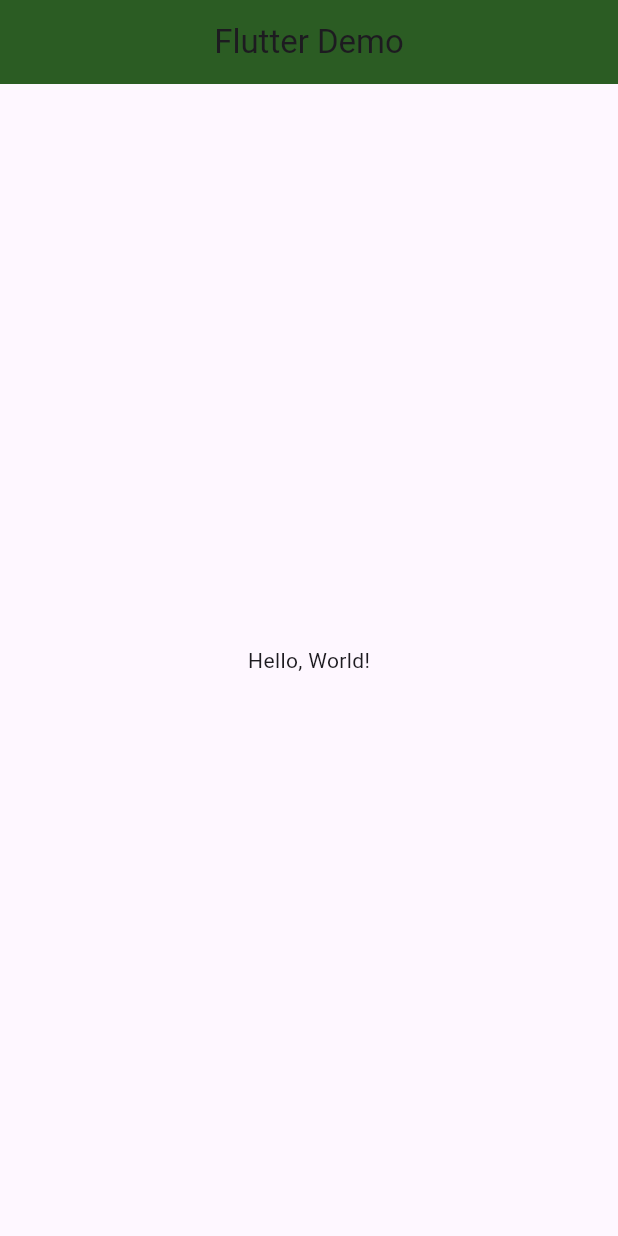
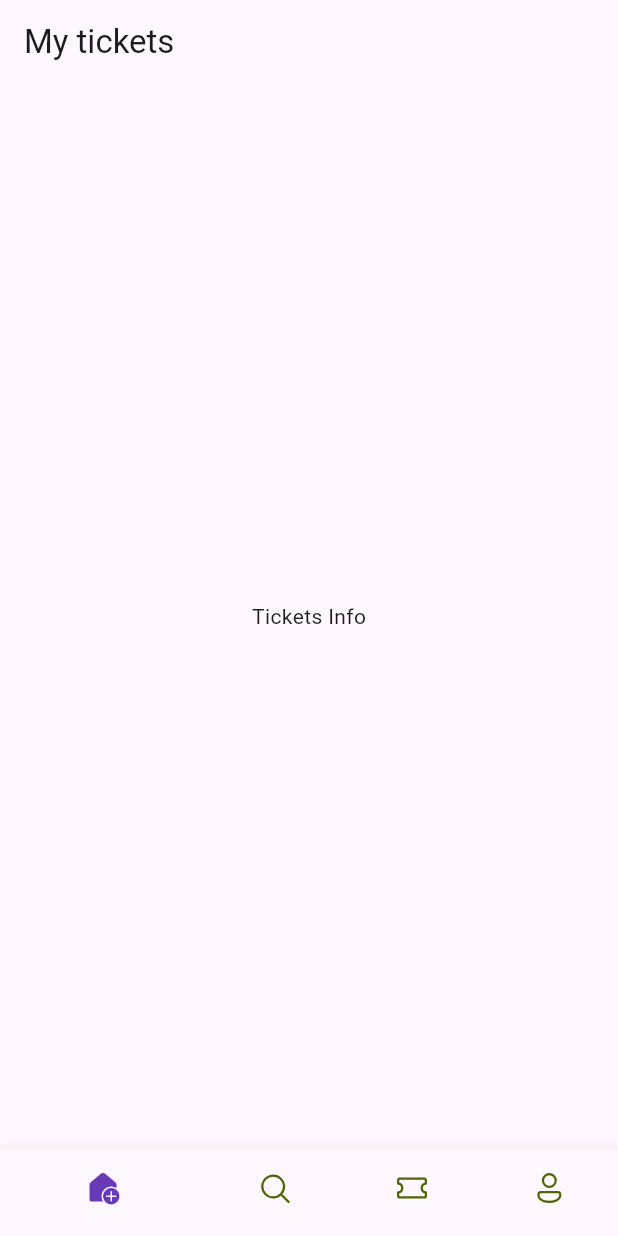
Before and after one commit to eric-kaloki/ticket_app, a Flutter app: the screen it shows after launch, on a phone screen of 412 x 824 dp. Run offline on Flutter 3.47's test engine with Material 3 defaults, Android fonts, the phone set to English and light mode, and no system bars; our stand-ins replace fluentui_icons.

Commit message:
Add BottomNavBar widget and import fluentui_icons

```diff
--- a/lib/base/bottom_nav_bar.dart
+++ b/lib/base/bottom_nav_bar.dart
@@ -0,0 +1,50 @@
+import 'package:fluentui_icons/fluentui_icons.dart';
+import 'package:flutter/material.dart';
+
+class BottomNavBar extends StatefulWidget {
+  const BottomNavBar({super.key});
+
+  @override
+  State<BottomNavBar> createState() => _BottomNavBarState();
+}
+
+class _BottomNavBarState extends State<BottomNavBar> {
+  @override
+  Widget build(BuildContext context) {
+    return Scaffold(
+        appBar: AppBar(
+          title: const Text('My tickets'),
+        ),
+        body: const Center(
+          child: Text('Tickets Info'),
+        ),
+        bottomNavigationBar: BottomNavigationBar(
+          selectedItemColor: Colors.deepPurple,
+          unselectedItemColor: const Color(0xFF526400),
+          showSelectedLabels: false,
+          items: const [
+            BottomNavigationBarItem(
+              icon: Icon(FluentSystemIcons.ic_fluent_home_add_regular),
+              activeIcon: Icon(FluentSystemIcons.ic_fluent_home_add_filled),
+              label: 'Home',
+            ),
+            BottomNavigationBarItem(
+              icon: Icon(FluentSystemIcons.ic_fluent_search_regular),
+              activeIcon: Icon(FluentSystemIcons.ic_fluent_search_filled),
+              label: 'Search',
+            ),
+            BottomNavigationBarItem(
+              icon: Icon(FluentSystemIcons.ic_fluent_ticket_regular),
+              activeIcon: Icon(FluentSystemIcons.ic_fluent_ticket_filled),
+              label: 'Home',
+            ),
+            BottomNavigationBarItem(
+              icon: Icon(FluentSystemIcons.ic_fluent_person_regular),
+              activeIcon: Icon(FluentSystemIcons.ic_fluent_person_filled),
+              label: 'Home',
+            ),
+
+          ],
+        ));
+  }
+}
--- a/lib/main.dart
+++ b/lib/main.dart
@@ -1,7 +1,9 @@
 import 'package:flutter/material.dart';
 import 'package:flutter/widgets.dart';
+import 'package:ticket_app/base/bottom_nav_bar.dart';
 
 void main() {
+
   runApp(const MyApp());
 }
 
@@ -17,15 +19,7 @@ class MyApp extends StatelessWidget {
         colorScheme: ColorScheme.fromSeed(seedColor: Colors.deepPurple),
         useMaterial3: true,
       ),
-      home: Scaffold(
-        appBar: AppBar(
-          title:const Center( child: Text('Flutter Demo')),
-          backgroundColor: const Color(0xFF2B5C23),
-        ),
-        body: const Center(
-        child: Text('Hello, World!'),
-      ),
-      ),
+      home: BottomNavBar(),
     );
   }
 }
--- a/pubspec.yaml
+++ b/pubspec.yaml
@@ -35,6 +35,7 @@ dependencies:
   # The following adds the Cupertino Icons font to your application.
   # Use with the CupertinoIcons class for iOS style icons.
   cupertino_icons: ^1.0.6
+  fluentui_icons: ^1.0.0
 
 dev_dependencies:
   flutter_test:
```
Also changed, not shown: pubspec.lock.
